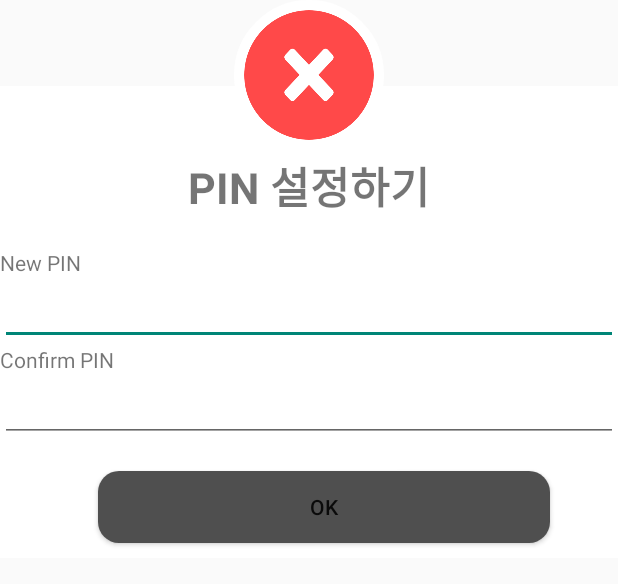
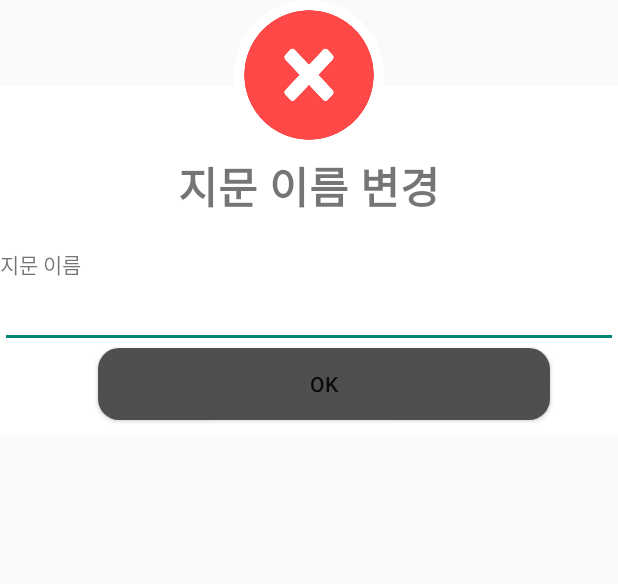
Before and after one commit to stella-ki/FIDOReader, an Android app: the layout inputname_popup.xml on its own in the app's theme, with its tools: preview values and no code run, on a phone screen of 412 x 824 dp. Shown: the top 584 px of the screen. Run offline under Robolectric (Android 15) with nearby library versions, the phone set to English and light mode, and no system bars.

Commit message:
이름변경 하는 중..

```diff
--- a/app/src/main/java/com/challenge/fidoreader/fidoReader/Authenticator.java
+++ b/app/src/main/java/com/challenge/fidoreader/fidoReader/Authenticator.java
@@ -212,7 +212,7 @@ public class Authenticator {
     }
 
 
-    public boolean changeEnroll(String templateID, String new_name) throws Exception{
+    public boolean changeEnrollName(String templateID, String new_name) throws Exception{
         ArrayList<FingerItem> list = new ArrayList<>();//null;
 
         printLog("deleteEnroll");
--- a/app/src/main/java/com/challenge/fidoreader/fidoReader/BioEnrollment_API.java
+++ b/app/src/main/java/com/challenge/fidoreader/fidoReader/BioEnrollment_API.java
@@ -100,6 +100,7 @@ public class BioEnrollment_API extends FIDO2_API  {
                 subparam = "";
                 templateID = params[0].replaceAll("\"","");
                 templateFriendlyName = params[1].replaceAll("\"","");
+                templateFriendlyName = Util.ascii(templateFriendlyName);
 
                 templateID = "01" + "41" + templateID;
                 templateFriendlyName = "02" + (60 + templateFriendlyName.length()/2) + templateFriendlyName;
--- a/app/src/main/res/layout/dialog_btm_fp_sheet_layout.xml
+++ b/app/src/main/res/layout/dialog_btm_fp_sheet_layout.xml
@@ -36,8 +36,7 @@
         android:layout_width="wrap_content"
         android:layout_height="wrap_content"
         android:orientation="vertical">
-
-        <!--<Button
+        <Button
             android:id="@+id/btn_fp_name"
             android:layout_width="150dp"
             android:layout_height="wrap_content"
@@ -48,7 +47,7 @@
             android:shadowDy="0"
             android:shadowRadius="0"
             android:text="Change Name"
-            android:textColor="#FFFFFF" />-->
+            android:textColor="#FFFFFF" />
 
         <Button
             android:id="@+id/btn_fp_delete"
--- a/app/src/main/res/layout/inputname_popup.xml
+++ b/app/src/main/res/layout/inputname_popup.xml
@@ -4,7 +4,6 @@
     android:background="@android:color/transparent" >
 
     <LinearLayout
-        android:id="@+id/linearLayout1"
         android:layout_width="match_parent"
         android:layout_height="wrap_content"
         android:layout_alignParentTop="true"
@@ -16,40 +15,21 @@
         <TextView
             android:layout_width="wrap_content"
             android:layout_height="wrap_content"
-            android:textStyle="bold"
-            android:textSize="13pt"
+            android:layout_gravity="center"
             android:layout_marginTop="45dp"
             android:layout_marginBottom="20dp"
-            android:layout_gravity="center"
-            android:text="PIN 설정하기"/>
+            android:text="지문 이름 변경"
+            android:textSize="13pt"
+            android:textStyle="bold" />
 
         <TextView
-            android:id="@+id/newPINView"
             android:layout_width="wrap_content"
             android:layout_height="wrap_content"
-            android:text="New PIN" />
+            android:text="지문 이름" />
 
         <EditText
-            android:id="@+id/newPINEditText"
+            android:id="@+id/newFingerName"
             android:layout_width="match_parent"
-            android:layout_height="wrap_content"
-            android:inputType="textPassword"/>
-
-        <TextView
-            android:id="@+id/confrimPINView"
-            android:layout_width="wrap_content"
-            android:layout_height="wrap_content"
-            android:text="Confirm PIN" />
-
-        <EditText
-            android:id="@+id/confrimPINEditText"
-            android:layout_width="match_parent"
-            android:layout_height="wrap_content"
-            android:inputType="textPassword"/>
-
-        <TextView
-            android:id="@+id/resultSetView"
-            android:layout_width="wrap_content"
             android:layout_height="wrap_content"/>
 
         <Button
@@ -72,4 +52,5 @@
         android:background="@drawable/closebuttonshare"
         android:src="@drawable/close_button" />
 
+
 </RelativeLayout>
```
Also changed, not shown: app/src/main/java/com/challenge/fidoreader/EnrollManageActivty.java (+4 -4 lines), app/src/main/java/com/challenge/fidoreader/fagment/FingerEnrollBottomSheetDialog.java (+8 -5 lines), app/src/main/java/com/challenge/fidoreader/fagment/FingerManageBottomSheetDialog.java (+17 -7 lines), app/src/main/java/com/challenge/fidoreader/fagment/InputNameFragment.java (+11 -45 lines), 1 other file.
